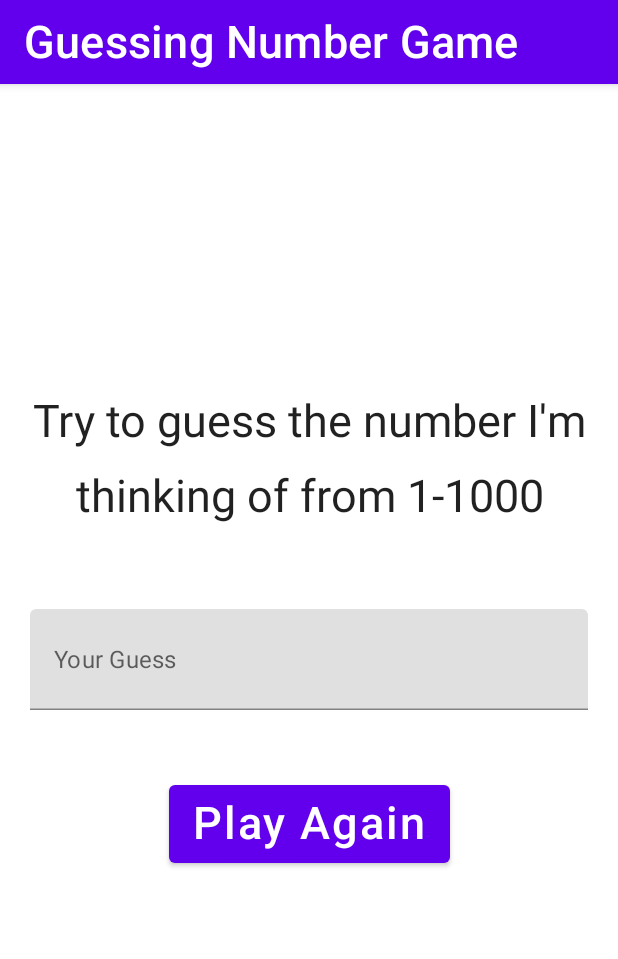
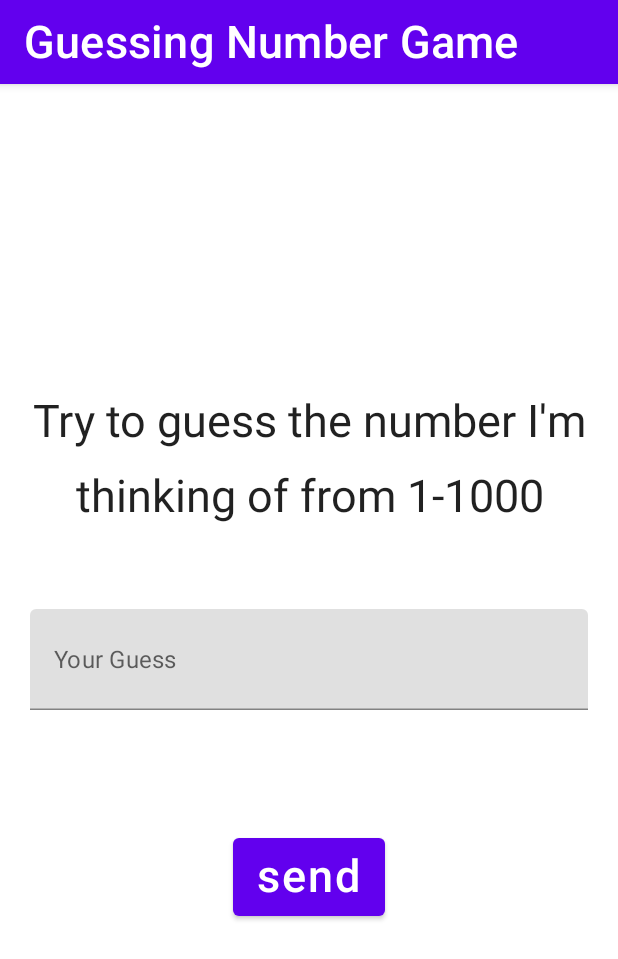
Before and after one commit to TawanPss/SF333AS1, an Android app built with Jetpack Compose: the screen it shows after launch (MainActivity), on a phone screen of 412 x 824 dp. Shown: the top 959 px of the screen. Run offline under Robolectric (Android 15) with nearby library versions, the phone set to English and light mode, and no system bars.

```diff
--- a/app/src/main/java/com/example/numguess/MainActivity.kt
+++ b/app/src/main/java/com/example/numguess/MainActivity.kt
@@ -1,29 +1,36 @@
 package com.example.numguess
 
 import android.os.Bundle
+import android.widget.Button
 import androidx.activity.ComponentActivity
 import androidx.activity.compose.setContent
+import androidx.annotation.StringRes
 import androidx.compose.foundation.layout.*
 import androidx.compose.foundation.text.KeyboardOptions
 import androidx.compose.material.*
 import androidx.compose.runtime.Composable
 import androidx.compose.runtime.MutableState
+import androidx.compose.runtime.getValue
 import androidx.compose.runtime.mutableStateOf
+import androidx.compose.runtime.remember
+import androidx.compose.runtime.setValue
 import androidx.compose.ui.Alignment
 import androidx.compose.ui.Modifier
+import androidx.compose.ui.graphics.Color
 import androidx.compose.ui.res.stringResource
+import androidx.compose.ui.text.TextStyle
+import androidx.compose.ui.text.input.ImeAction
+import androidx.compose.ui.text.input.KeyboardType
 import androidx.compose.ui.text.style.TextAlign
-import androidx.compose.ui.tooling.preview.Preview
 import androidx.compose.ui.unit.dp
 import androidx.compose.ui.unit.sp
 import com.example.numguess.ui.theme.NumGuessTheme
-import androidx.compose.runtime.remember
-import androidx.compose.runtime.getValue
-import androidx.compose.runtime.setValue
-import androidx.compose.ui.graphics.Color
-import androidx.compose.ui.text.input.KeyboardType
+import java.text.NumberFormat
+import java.util.Random
 
 var amountInput: MutableState<String> = mutableStateOf("0")
+var randomnumber = rannum()
+
 
 class MainActivity : ComponentActivity() {
     override fun onCreate(savedInstanceState: Bundle?) {
@@ -52,9 +59,12 @@ class MainActivity : ComponentActivity() {
         }
     }
 }
-
 @Composable
 fun Fillbox(message: String, modifier: Modifier = Modifier) {
+    var cnt  by remember { mutableStateOf(0) }
+    var amountInput by remember { mutableStateOf("") }
+    var nInput by remember { mutableStateOf(0) }
+    var win  by remember { mutableStateOf(0) }
     Column(
         verticalArrangement = Arrangement.Top,
         horizontalAlignment = Alignment.CenterHorizontally,
@@ -70,24 +80,76 @@ fun Fillbox(message: String, modifier: Modifier = Modifier) {
         EditNumberField(
             modifier = Modifier
                 .padding(top = 50.dp, bottom = 50.dp, start = 20.dp, end = 20.dp)
-                .fillMaxWidth()
+                .fillMaxWidth(),
+            value = amountInput,
+            onValueChanged = { amountInput = it }
+
         )
-        Button(onClick = { /*TODO*/ }
+
+
+        if(nInput == 0){
+            Text(text = "")
+        }
+        else if(nInput == randomnumber){
+            Text(text = "Correct!")
+        }
+        else if(nInput < randomnumber){
+            Text(text = "Hint: It's lower!")
+        }
+        else{
+            Text(text = "Hint: It's higher!")
+        }
+        Button(onClick = {
+            if(win == 0){
+            nInput = amountInput.toInt()
+                if(nInput != randomnumber){
+                    cnt  += 1
+                }
+        }
+            else{
+                win = 0
+                nInput = 0
+                cnt = 0
+                randomnumber = rannum()
+            }
+        }
         ) {
-            Text(stringResource(R.string.playAgain), fontSize = 30.sp)
+            if (nInput == randomnumber){
+                win = 1
+                Text(stringResource(R.string.playAgain), fontSize = 30.sp)
+            }
+            else{
+                Text(text = "send", fontSize = 30.sp)
+            }
+        }
+        if(win != 0){
+            Text(text = "Number of times before a correct guess: " + cnt.toString(),
+                style = MaterialTheme.typography.overline,
+                fontSize = 15.sp
+            )
         }
     }
 }
 
 @Composable
-fun EditNumberField(modifier: Modifier = Modifier) {
-    var amountInput by remember { mutableStateOf("") }
+fun EditNumberField(
+                    modifier: Modifier = Modifier,
+                    value: String,
+                    onValueChanged: (String) -> Unit,
+                    ) {
     TextField(
-        value = amountInput,
-        onValueChange = { amountInput = it },
+        value = value,
+        onValueChange = onValueChanged,
         singleLine = true,
         label = { Text(stringResource(R.string.inputNum)) },
-        keyboardOptions = KeyboardOptions(keyboardType = KeyboardType.Number),
-        modifier = modifier
+        keyboardOptions = KeyboardOptions.Default.copy(
+            keyboardType = KeyboardType.Number,
+            imeAction = ImeAction.Done,
+        ),
+            modifier = modifier
     )
 }
+private fun rannum():Int{
+    val rnds = (1..1000).random()
+    return rnds
+}
--- a/app/src/main/res/values/strings.xml
+++ b/app/src/main/res/values/strings.xml
@@ -2,4 +2,5 @@
     <string name="app_name">NumGuess</string>
     <string name="playAgain">Play Again</string>
     <string name="inputNum">Your Guess</string>
+    <string name="cnt">Number of times before a correct guess</string>
 </resources>
```
